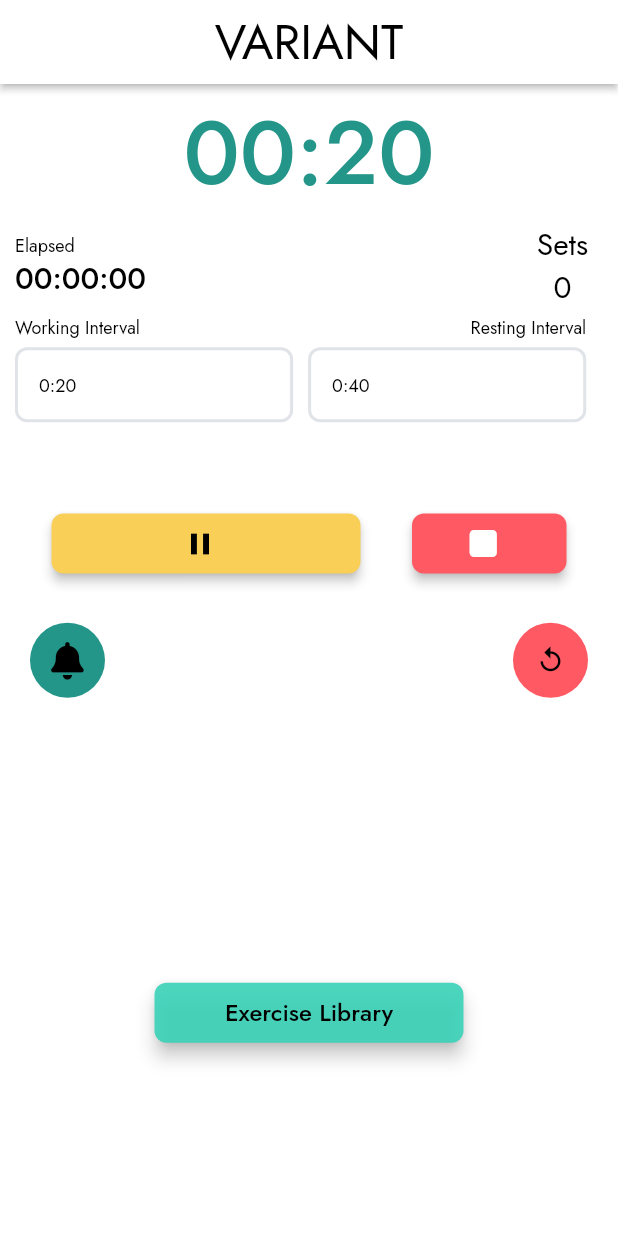
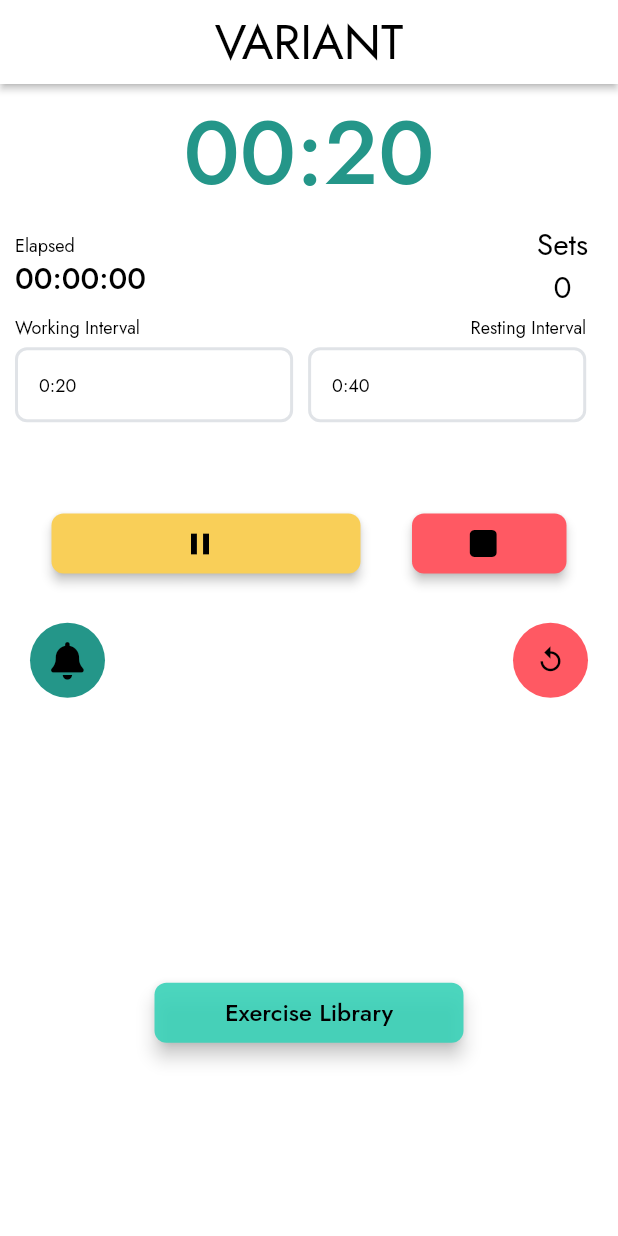
Before and after one commit to chasegarsee/variantathletics, a Flutter app: the TimerWidget screen opened by its route, after a tap on the "play arrow" icon, on a phone screen of 412 x 824 dp. Run offline on Flutter 3.47's test engine with Material 2 defaults, Android fonts, the light colour scheme and no system bars; drawn by our look-alikes of auto_size_text; our stand-ins replace cached_network_image, chewie, cloud_firestore, dropdown_button2, easy_debounce, firebase_core and 12 more; missing offline and left inert: json_path; accounts and stored records are empty.

Commit message:
updates and bug fixes

```diff
--- a/lib/flutter_flow/internationalization.dart
+++ b/lib/flutter_flow/internationalization.dart
@@ -172,16 +172,16 @@ final kTranslationsMap = <Map<String, Map<String, String>>>[
       'th': 'หน้าแขน',
     },
     'r7x3za7i': {
-      'en': 'Please select...',
-      'th': '',
+      'en': 'select a muscle group...',
+      'th': 'เลือกกลุ่มกล้าม...',
     },
     'cj4l599l': {
       'en': 'Search for target muscle group',
-      'th': '',
+      'th': 'ค้นหากลุ่มกล้าม',
     },
     'd2nwpzvd': {
       'en': 'Timer',
-      'th': '',
+      'th': 'จับเวลา',
     },
     '30zndnrx': {
       'en': 'library',
@@ -245,11 +245,11 @@ final kTranslationsMap = <Map<String, Map<String, String>>>[
       'en': '0:50',
       'th': '',
     },
-    'zh108h1d': {
+    '1hr8d4wn': {
       'en': '0:55',
       'th': '',
     },
-    'x21k1nk2': {
+    '4omtlso0': {
       'en': '1:00',
       'th': '',
     },
@@ -309,11 +309,11 @@ final kTranslationsMap = <Map<String, Map<String, String>>>[
       'en': '0:50',
       'th': '',
     },
-    'wk7c9ma4': {
+    'r92yrir2': {
       'en': '0:55',
       'th': '',
     },
-    'o3ozi2is': {
+    '9zrg43kk': {
       'en': '1:00',
       'th': '',
     },
@@ -323,6 +323,10 @@ final kTranslationsMap = <Map<String, Map<String, String>>>[
     },
     'gpeeo66v': {
       'en': 'Search for an item...',
+      'th': '',
+    },
+    'd77jisee': {
+      'en': '',
       'th': '',
     },
     'g8h1ojsm': {
@@ -375,7 +379,7 @@ final kTranslationsMap = <Map<String, Map<String, String>>>[
           'This app does needs access to your photos, but does not collect image data. This is access is not used within the app, but belongs to a third party API in use',
       'th': '',
     },
-    'rft65jhr': {
+    'qlooevri': {
       'en':
           'This app does needs access to your microphone, but does not collect audio data. This is access is not used within the app, but belongs to a third party API in use',
       'th': '',
--- a/lib/pages/exercise_library/exercise_library_widget.dart
+++ b/lib/pages/exercise_library/exercise_library_widget.dart
@@ -145,7 +145,7 @@ class _ExerciseLibraryWidgetState extends State<ExerciseLibraryWidget> {
                           'Calves',
                           'Chest',
                           'Forearms',
-                          'Glues',
+                          'Glutes',
                           'Hamstrings',
                           'Lower Back',
                           'Quads',
@@ -224,7 +224,7 @@ class _ExerciseLibraryWidgetState extends State<ExerciseLibraryWidget> {
                             FlutterFlowTheme.of(context).labelMedium,
                         textStyle: FlutterFlowTheme.of(context).bodyMedium,
                         hintText: FFLocalizations.of(context).getText(
-                          'r7x3za7i' /* Please select... */,
+                          'r7x3za7i' /* select a muscle group... */,
                         ),
                         searchHintText: FFLocalizations.of(context).getText(
                           'cj4l599l' /* Search for target muscle group */,
--- a/lib/pages/timer/timer_widget.dart
+++ b/lib/pages/timer/timer_widget.dart
@@ -138,13 +138,6 @@ class _TimerWidgetState extends State<TimerWidget> {
                                 if (shouldUpdate) setState(() {});
                               },
                               onEnded: () async {
-                                setState(() {
-                                  _model.currentInterval =
-                                      _model.currentInterval ==
-                                              _model.workingInterval
-                                          ? _model.restingInterval
-                                          : _model.workingInterval;
-                                });
                                 if (FFAppState().playSound) {
                                   _model.soundPlayer ??= AudioPlayer();
                                   if (_model.soundPlayer!.playing) {
@@ -155,6 +148,13 @@ class _TimerWidgetState extends State<TimerWidget> {
                                       .setAsset('assets/audios/ding.mp3')
                                       .then((_) => _model.soundPlayer!.play());
                                 }
+                                setState(() {
+                                  _model.currentInterval =
+                                      _model.currentInterval ==
+                                              _model.workingInterval
+                                          ? _model.restingInterval
+                                          : _model.workingInterval;
+                                });
                                 if (_model.currentInterval ==
                                     _model.restingInterval) {
                                   setState(() {
@@ -307,20 +307,20 @@ class _TimerWidgetState extends State<TimerWidget> {
                                                     .workingIntervalValueController ??=
                                                 FormFieldController<int>(
                                               _model.workingIntervalValue ??=
-                                                  20000,
+                                                  20999,
                                             ),
                                             options: List<int>.from([
-                                              10000,
-                                              15000,
-                                              20000,
-                                              25000,
-                                              30000,
-                                              35000,
-                                              40000,
-                                              45000,
-                                              50000,
-                                              55000,
-                                              60000
+                                              10999,
+                                              15999,
+                                              20999,
+                                              25999,
+                                              30999,
+                                              30999,
+                                              40999,
+                                              45999,
+                                              50999,
+                                              55999,
+                                              60999
                                             ]),
                                             optionLabels: [
                                               FFLocalizations.of(context)
@@ -361,11 +361,11 @@ class _TimerWidgetState extends State<TimerWidget> {
                                               ),
                                               FFLocalizations.of(context)
                                                   .getText(
-                                                'zh108h1d' /* 0:55 */,
+                                                '1hr8d4wn' /* 0:55 */,
                                               ),
                                               FFLocalizations.of(context)
                                                   .getText(
-                                                'x21k1nk2' /* 1:00 */,
+                                                '4omtlso0' /* 1:00 */,
                                               )
                                             ],
                                             onChanged: (val) async {
@@ -516,11 +516,11 @@ class _TimerWidgetState extends State<TimerWidget> {
                                               ),
                                               FFLocalizations.of(context)
                                                   .getText(
-                                                'wk7c9ma4' /* 0:55 */,
+                                                'r92yrir2' /* 0:55 */,
                                               ),
                                               FFLocalizations.of(context)
                                                   .getText(
-                                                'o3ozi2is' /* 1:00 */,
+                                                '9zrg43kk' /* 1:00 */,
                                               )
                                             ],
                                             onChanged: (val) async {
@@ -700,11 +700,14 @@ class _TimerWidgetState extends State<TimerWidget> {
                                             FFAppState().isTimerRunning = false;
                                           });
                                         },
-                                        text: '',
+                                        text:
+                                            FFLocalizations.of(context).getText(
+                                          'd77jisee' /*  */,
+                                        ),
                                         icon: FaIcon(
                                           FontAwesomeIcons.stop,
                                           color: FlutterFlowTheme.of(context)
-                                              .primary,
+                                              .primaryText,
                                           size: 24.0,
                                         ),
                                         options: FFButtonOptions(
--- a/pubspec.yaml
+++ b/pubspec.yaml
@@ -15,7 +15,7 @@ publish_to: 'none' # Remove this line if you wish to publish to pub.dev
 # In iOS, build-name is used as CFBundleShortVersionString while build-number used as CFBundleVersion.
 # Read more about iOS versioning at
 # https://developer.apple.com/library/archive/documentation/General/Reference/InfoPlistKeyReference/Articles/CoreFoundationKeys.html
-version: 1.0.14+14
+version: 1.0.15+15
 
 environment:
   sdk: ">=3.0.0 <4.0.0"
```
Also changed, not shown: 2 other files.
